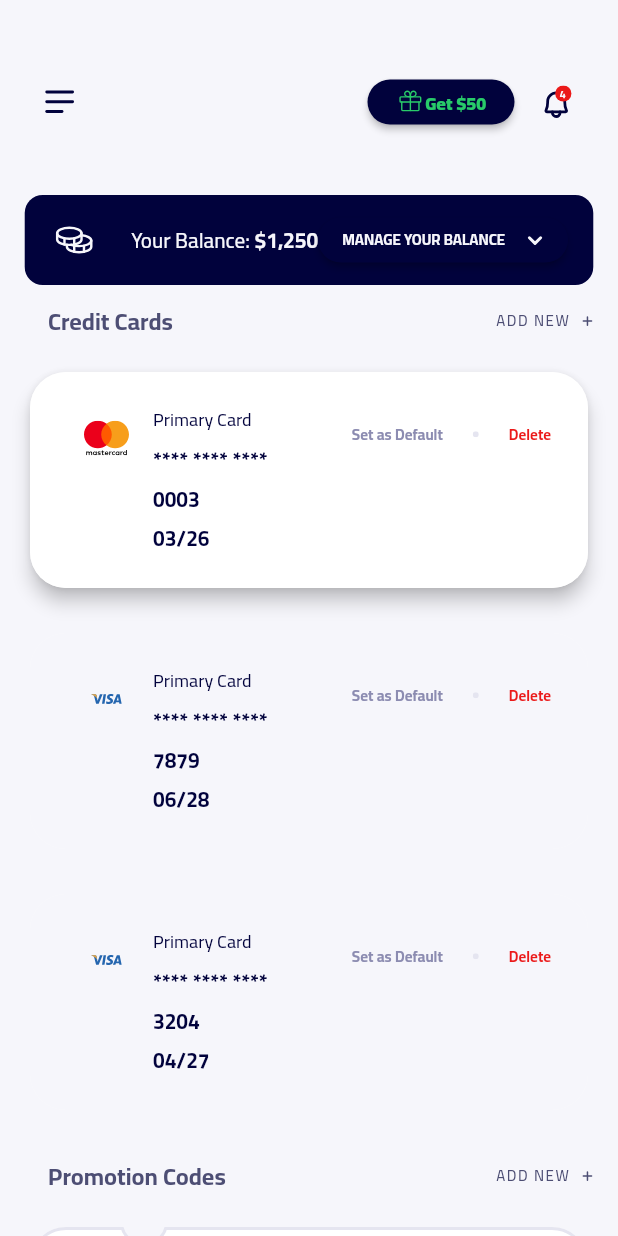
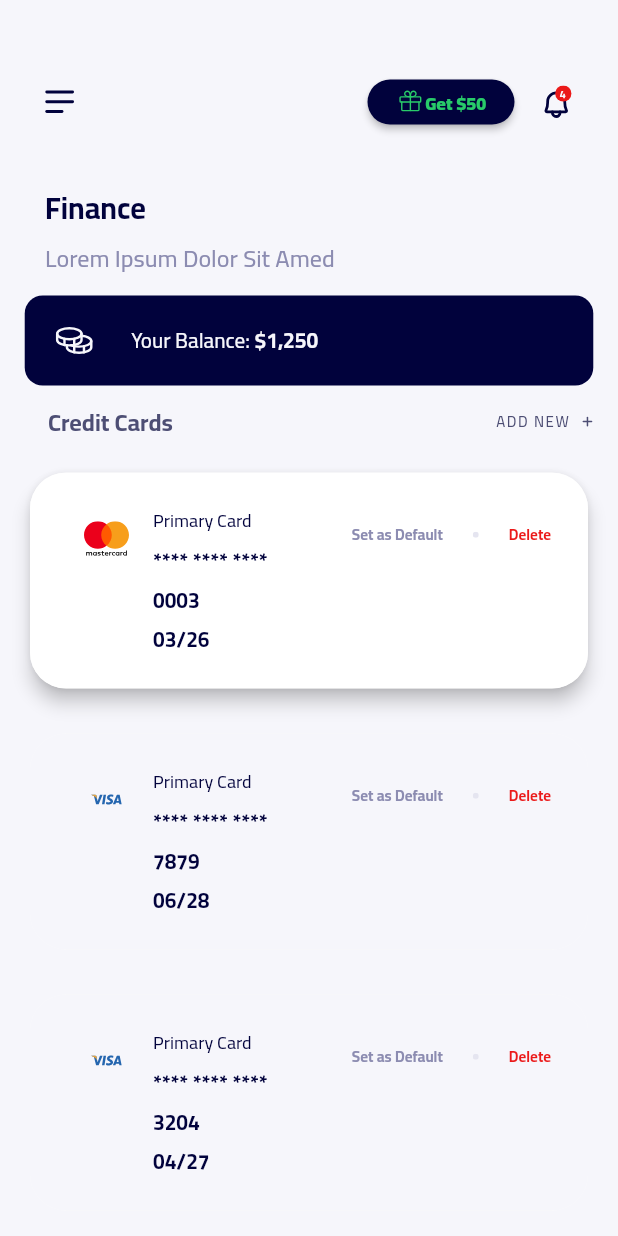
Before and after one commit to ozgun-kara/ruut, a Flutter app: the screen it shows after launch, on a phone screen of 412 x 824 dp. Run offline on Flutter 3.47's test engine with Material 2 defaults, Android fonts, the phone set to English and light mode, and no system bars; our stand-ins replace flutter_svg; statements that could not run were skipped.

Commit message:
Update finance_page.dart

```diff
--- a/lib/pages/finance_page.dart
+++ b/lib/pages/finance_page.dart
@@ -105,7 +105,36 @@ class FinancePage extends StatelessWidget {
             Row(
               children: [
 
+                Column(
+                  crossAxisAlignment: CrossAxisAlignment.start,
+                  children: const [
 
+                    Padding(
+                      padding: EdgeInsets.fromLTRB(30, 0, 0, 0),
+                      child: Text(
+                        "Finance",
+                        style: TextStyle(
+                            fontSize: 20,
+                            fontFamily: "Cairo-VariableFont_wght",
+                            fontWeight: FontWeight.bold,
+                            color: Color(0xFF01023C)),
+                      ),
+                    ),
+
+                    Padding(
+                      padding: EdgeInsets.fromLTRB(30, 0, 0, 0),
+                      child: Text(
+                        "Lorem Ipsum Dolor Sit Amed",
+                        style: TextStyle(
+                            fontSize: 16,
+                            fontFamily: "Cairo-VariableFont_wght",
+                            fontWeight: FontWeight.w500,
+                            color: Color(0xFF8C8CB1)),
+                      ),
+                    ),
+
+                  ],
+                ),
 
               ],
             ),
@@ -157,44 +186,7 @@ class FinancePage extends StatelessWidget {
                       ),
                     ),
 
-                    ButtonTheme(
-                      minWidth: 98,
-                      height: 30,
-                      child: MaterialButton(
-                          shape: const RoundedRectangleBorder(
-                            borderRadius: BorderRadius.only(
-                                topLeft: Radius.circular(24),
-                                topRight: Radius.circular(24),
-                                bottomLeft: Radius.circular(24),
-                                bottomRight: Radius.circular(24)),
-                          ),
-                          color: const Color(0xFF01023C),
-                          child: Row(
-                            mainAxisSize: MainAxisSize.min,
-                            children: [
-                              const Text(
-                                'MANAGE YOUR BALANCE',
-                                style: TextStyle(
-                                  fontSize: 10,
-                                  fontFamily: "Cairo-VariableFont_wght",
-                                  fontWeight: FontWeight.bold,
-                                  color: Color(0xFFF6F6FB),
-                                ),
-                              ),
 
-                              Padding(
-                                padding: const EdgeInsets.fromLTRB(14, 0, 0, 0),
-                                child: SvgPicture.asset(
-                                  'assets/images/CaretDown.svg',
-                                  width: 12,
-                                  height: 12,
-                                ),
-                              ),
-
-                            ],
-                          ),
-                          onPressed: () async {}),
-                    ),
 
                   ],
                 ),
```
